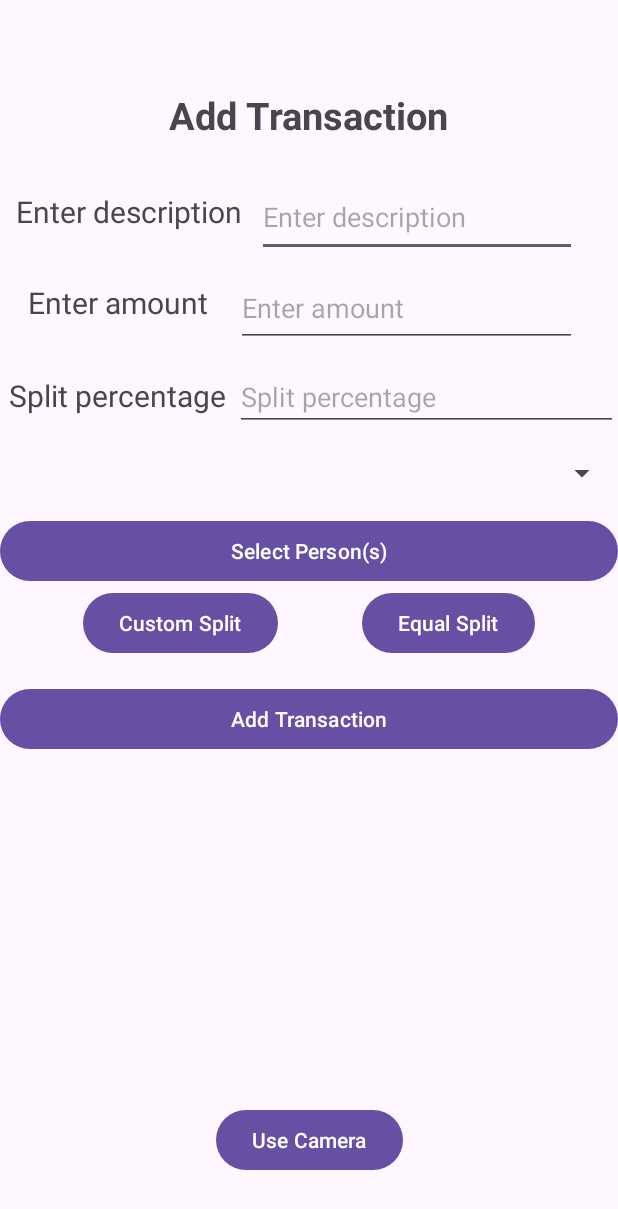
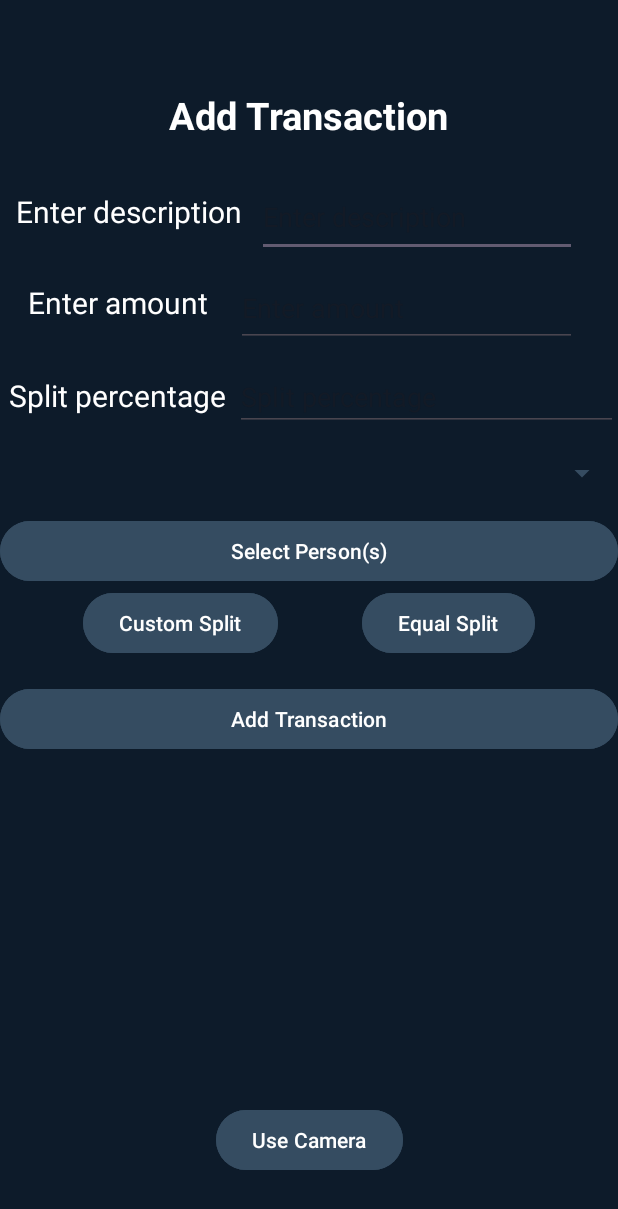
Before and after one commit to cs407-project/square_up, an Android app: the AddTransactionActivity screen opened directly, with no data from a screen before it, on a phone screen of 412 x 824 dp. Shown: the top 1209 px of the screen. Run offline under Robolectric (Android 15) with nearby library versions, the phone set to English and light mode, and no system bars.

Commit message:
I started to add sanvi's code to change all the backgrounds

```diff
--- a/app/src/main/java/com/cs407/square_up/ChangePasswordActivity.kt
+++ b/app/src/main/java/com/cs407/square_up/ChangePasswordActivity.kt
@@ -68,8 +68,6 @@ class ChangePasswordActivity : AppCompatActivity() {
                 else if( (user != null) ){
                     val newHashedPassword = hash(newPasswordInput)
                     val updateUser = user.let { it1 -> User(userId = it1.userId, userName = user.userName, password = newHashedPassword, email = user.email) }
-//                    userDao.insert(updateUser )
-//                    userDao.delete(user)
                     userDao.update(updateUser)
                     runOnUiThread {
                         Toast.makeText(this@ChangePasswordActivity, "Password changed successfully", Toast.LENGTH_SHORT).show()
--- a/app/src/main/java/com/cs407/square_up/GroupActivity.kt
+++ b/app/src/main/java/com/cs407/square_up/GroupActivity.kt
@@ -82,7 +82,7 @@ class GroupActivity : AppCompatActivity() {
                 val currentUserText = TextView(this@GroupActivity).apply {
                     text = "Your name: ${currentUser?.userName}"
                     textSize = 34f
-                    setTextColor(Color.rgb(17, 17, 232) )// Set the text color
+                    setTextColor(Color.rgb(255, 255, 255) )// Set the text color
                     textAlignment = View.TEXT_ALIGNMENT_CENTER // Center the text
                     layoutParams = LinearLayout.LayoutParams(
                         LinearLayout.LayoutParams.MATCH_PARENT,
@@ -95,6 +95,7 @@ class GroupActivity : AppCompatActivity() {
                 val label = TextView(this@GroupActivity)
                 label.textSize=34f
                 label.text="Other Group Members:"
+                label.setTextColor(Color.rgb(134, 36, 196))
                 groupContainer.addView(label)
                 for (username  in usernames) {
                     val TextView = TextView(this@GroupActivity)
--- a/app/src/main/res/layout/add_transaction.xml
+++ b/app/src/main/res/layout/add_transaction.xml
@@ -1,27 +1,39 @@
-<androidx.constraintlayout.widget.ConstraintLayout
-    xmlns:android="http://schemas.android.com/apk/res/android"
+<androidx.constraintlayout.widget.ConstraintLayout xmlns:android="http://schemas.android.com/apk/res/android"
     xmlns:app="http://schemas.android.com/apk/res-auto"
     xmlns:tools="http://schemas.android.com/tools"
     android:id="@+id/addTransaction"
     android:layout_width="match_parent"
+    android:background="#0D1B2A"
     android:layout_height="match_parent"
+
     tools:context=".AddTransactionActivity">
 
+<!--    &lt;!&ndash; Back Button &ndash;&gt;-->
+<!--    <ImageView-->
+<!--        android:id="@+id/backButton"-->
+<!--        android:backgroundTint="#354C61"-->
+<!--        android:layout_width="24dp"-->
+<!--        android:layout_height="24dp"-->
+<!--        android:layout_alignParentStart="true"-->
+<!--        android:layout_marginTop="16dp"-->
+<!--        android:src="@drawable/ic_back_arrow"/>-->
 
     <TextView
         android:id="@+id/addTransaction2"
+        android:textColor="#FFFFFF"
         android:layout_width="wrap_content"
         android:layout_height="wrap_content"
         android:layout_marginTop="59dp"
         android:text="@string/add_transaction"
         android:textSize="25sp"
         android:textStyle="bold"
-        app:layout_constraintTop_toTopOf="parent"
+        app:layout_constraintEnd_toEndOf="parent"
         app:layout_constraintStart_toStartOf="parent"
-        app:layout_constraintEnd_toEndOf="parent" />
+        app:layout_constraintTop_toTopOf="parent" />
 
     <TextView
         android:id="@+id/enterDescription_label"
+        android:textColor="#FFFFFF"
         android:layout_width="wrap_content"
         android:layout_height="wrap_content"
         android:layout_marginBottom="8dp"
@@ -34,6 +46,7 @@
 
     <EditText
         android:id="@+id/enterDescription"
+        android:textColor="#FFFFFF"
         android:layout_width="213dp"
         android:layout_height="53dp"
         android:layout_marginTop="24dp"
@@ -42,8 +55,10 @@
         app:layout_constraintHorizontal_bias="0.863"
         app:layout_constraintStart_toStartOf="parent"
         app:layout_constraintTop_toBottomOf="@id/addTransaction2" />
+
     <TextView
         android:id="@+id/enterAmount_label"
+        android:textColor="#FFFFFF"
         android:layout_width="wrap_content"
         android:layout_height="wrap_content"
         android:layout_marginBottom="8dp"
@@ -56,6 +71,7 @@
 
     <EditText
         android:id="@+id/enterAmount"
+        android:textColor="#FFFFFF"
         android:layout_width="227dp"
         android:layout_height="52dp"
         android:layout_marginTop="8dp"
@@ -64,8 +80,10 @@
         app:layout_constraintHorizontal_bias="0.853"
         app:layout_constraintStart_toStartOf="parent"
         app:layout_constraintTop_toBottomOf="@id/enterDescription" />
+
     <TextView
         android:id="@+id/splitPercentage_label"
+        android:textColor="#FFFFFF"
         android:layout_width="wrap_content"
         android:layout_height="wrap_content"
         android:layout_marginBottom="8dp"
@@ -78,6 +96,7 @@
 
     <EditText
         android:id="@+id/editTextNumberDecimal"
+        android:textColor="#FFFFFF"
         android:layout_width="255dp"
         android:layout_height="40dp"
         android:layout_marginTop="16dp"
@@ -89,59 +108,71 @@
 
     <Spinner
         android:id="@+id/selectGroup"
+        android:textColor="#FFFFFF"
         android:layout_width="0dp"
         android:layout_height="wrap_content"
         android:layout_marginTop="16dp"
-        app:layout_constraintTop_toBottomOf="@id/editTextNumberDecimal"
+        android:backgroundTint="#354C61"
+        app:layout_constraintEnd_toEndOf="parent"
         app:layout_constraintStart_toStartOf="parent"
-        app:layout_constraintEnd_toEndOf="parent" />
+        app:layout_constraintTop_toBottomOf="@id/editTextNumberDecimal" />
 
     <Button
         android:id="@+id/selectPerson"
+        android:textColor="#FFFFFF"
         android:layout_width="0dp"
+        android:backgroundTint="#354C61"
         android:layout_height="wrap_content"
+        android:layout_marginTop="16dp"
         android:text="Select Person(s)"
-        app:layout_constraintTop_toBottomOf="@id/selectGroup"
+        app:layout_constraintEnd_toEndOf="parent"
         app:layout_constraintStart_toStartOf="parent"
-        app:layout_constraintEnd_toEndOf="parent"
-        android:layout_marginTop="16dp" />
+        app:layout_constraintTop_toBottomOf="@id/selectGroup" />
 
     <Button
         android:id="@+id/customSplit"
+        android:textColor="#FFFFFF"
+        android:backgroundTint="#354C61"
         android:layout_width="wrap_content"
         android:layout_height="wrap_content"
         android:text="@string/custom_split"
-        app:layout_constraintTop_toBottomOf="@id/selectPerson"
+        app:layout_constraintEnd_toStartOf="@id/equalSplit"
         app:layout_constraintStart_toStartOf="parent"
-        app:layout_constraintEnd_toStartOf="@id/equalSplit" />
+        app:layout_constraintTop_toBottomOf="@id/selectPerson" />
 
     <Button
         android:id="@+id/equalSplit"
+        android:textColor="#FFFFFF"
         android:layout_width="wrap_content"
         android:layout_height="wrap_content"
+        android:backgroundTint="#354C61"
         android:text="@string/equal_split"
-        app:layout_constraintTop_toBottomOf="@id/selectPerson"
+        app:layout_constraintEnd_toEndOf="parent"
         app:layout_constraintStart_toEndOf="@id/customSplit"
-        app:layout_constraintEnd_toEndOf="parent" />
+        app:layout_constraintTop_toBottomOf="@id/selectPerson" />
 
     <Button
         android:id="@+id/addTransaction3"
+        android:textColor="#FFFFFF"
+        android:backgroundTint="#354C61"
         android:layout_width="0dp"
         android:layout_height="wrap_content"
         android:layout_marginTop="16dp"
         android:text="@string/add_transaction"
-        app:layout_constraintTop_toBottomOf="@id/equalSplit"
+        app:layout_constraintEnd_toEndOf="parent"
         app:layout_constraintStart_toStartOf="parent"
-        app:layout_constraintEnd_toEndOf="parent" />
+        app:layout_constraintTop_toBottomOf="@id/equalSplit" />
 
     <Button
         android:id="@+id/useCamera"
+        android:textColor="#FFFFFF"
+        android:backgroundTint="#354C61"
         android:layout_width="wrap_content"
         android:layout_height="wrap_content"
         android:layout_marginBottom="40dp"
         android:text="@string/use_camera"
         app:layout_constraintBottom_toBottomOf="parent"
-        app:layout_constraintStart_toStartOf="parent"
-        app:layout_constraintEnd_toEndOf="parent" />
+        app:layout_constraintEnd_toEndOf="parent"
+        app:layout_constraintStart_toStartOf="parent" />
 
 </androidx.constraintlayout.widget.ConstraintLayout>
--- a/app/src/main/res/layout/fragment_group_transaction.xml
+++ b/app/src/main/res/layout/fragment_group_transaction.xml
@@ -1,6 +1,7 @@
 <?xml version="1.0" encoding="utf-8"?>
 <ScrollView xmlns:android="http://schemas.android.com/apk/res/android"
     android:layout_width="match_parent"
+    android:background="#0D1B2A"
     android:layout_height="match_parent">
 
     <LinearLayout
--- a/app/src/main/res/layout/fragment_individual_transaction.xml
+++ b/app/src/main/res/layout/fragment_individual_transaction.xml
@@ -1,6 +1,7 @@
 <?xml version="1.0" encoding="utf-8"?>
 <ScrollView xmlns:android="http://schemas.android.com/apk/res/android"
     android:layout_width="match_parent"
+    android:background="#0D1B2A"
     android:layout_height="match_parent">
 
     <LinearLayout
```
Also changed, not shown: app/src/main/java/com/cs407/square_up/HomeActivity.kt (+11 -0 lines), app/src/main/res/layout/activity_add_budget_item.xml (+6 -2 lines), app/src/main/res/layout/activity_budget.xml (+10 -6 lines), app/src/main/res/layout/activity_history.xml (+8 -1 lines), app/src/main/res/layout/add_group_member.xml (+10 -1 lines), app/src/main/res/layout/change_password.xml (+12 -0 lines), app/src/main/res/layout/create_group.xml (+7 -0 lines), app/src/main/res/layout/group.xml (+7 -1 lines), app/src/main/res/layout/home.xml (+10 -1 lines), app/src/main/res/layout/record_payment.xml (+7 -0 lines), app/src/main/res/layout/sign_in.xml (+11 -1 lines), app/src/main/res/layout/sign_up.xml (+16 -0 lines).
